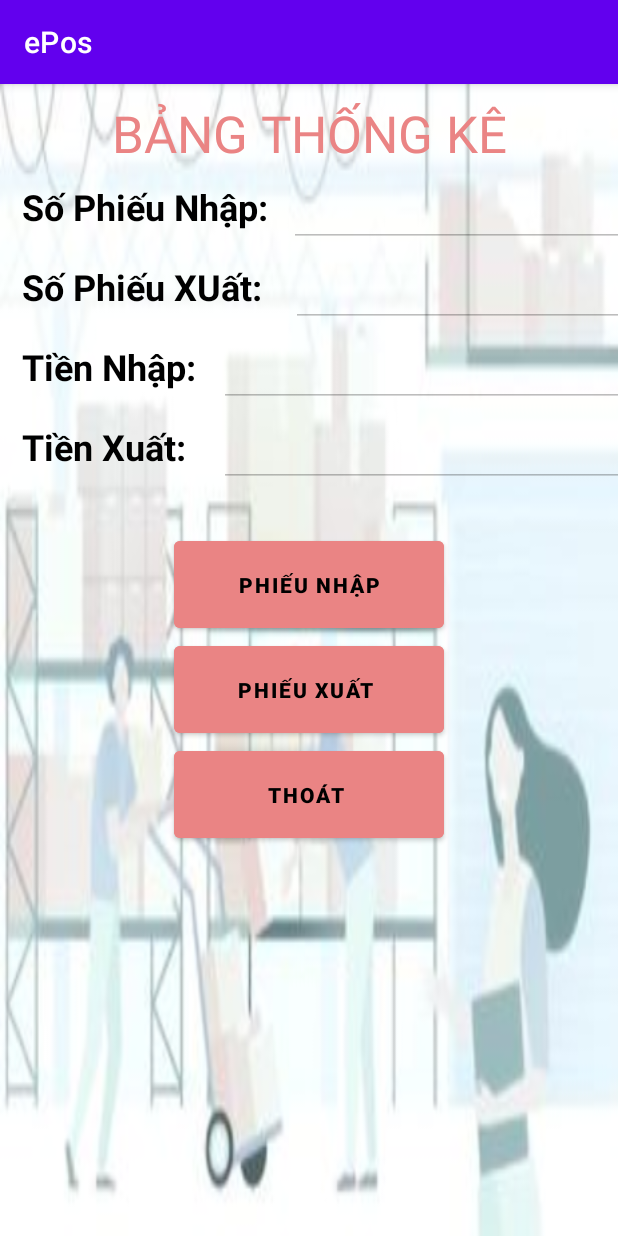
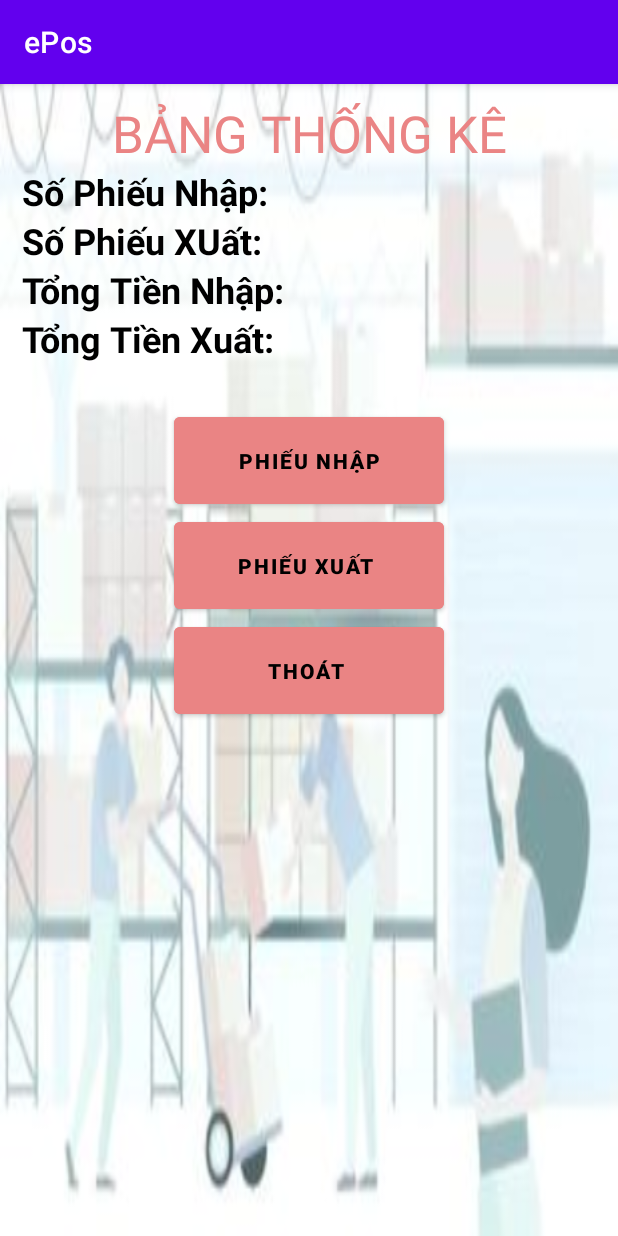
Before and after one commit to thanhan671/ePos, an Android app: the Statistic screen opened directly, with no data from a screen before it, on a phone screen of 412 x 824 dp. Run offline under Robolectric (Android 15) with nearby library versions, the phone set to English and light mode, and no system bars; our stand-ins replace Firebase (no records; nobody signed in at launch, a user with empty details on screens opened directly).

Commit message:
update 8/12

```diff
--- a/app/src/main/java/com/thanhan/epos/Admin_MainActivity.java
+++ b/app/src/main/java/com/thanhan/epos/Admin_MainActivity.java
@@ -29,8 +29,6 @@ public class Admin_MainActivity extends AppCompatActivity {
         findViewById(R.id.tv_ad_dangxuat).setOnClickListener(new View.OnClickListener(){
             @Override
             public void onClick(View v){
-                Intent intent = new Intent(Admin_MainActivity.this, LoginActivity.class);
-                startActivity(intent);
                 finish();
                 Toast.makeText(Admin_MainActivity.this, "ĐĂNG XUẤT THÀNH CÔNG", Toast.LENGTH_SHORT).show();
             }
--- a/app/src/main/java/com/thanhan/epos/ExportData/ExportAddActivity.java
+++ b/app/src/main/java/com/thanhan/epos/ExportData/ExportAddActivity.java
@@ -97,7 +97,7 @@ public class ExportAddActivity extends AppCompatActivity {
                         } else {
                             Integer iton = Integer.parseInt((task.getResult().getValue()).toString());
                             Integer ixuat = Integer.parseInt(ssoluong);
-                            dbtonkho.setValue(String.valueOf(iton - ixuat));
+                            dbtonkho.setValue(iton - ixuat);
                         }
                     }
                 });
--- a/app/src/main/java/com/thanhan/epos/ExportData/ExportItemActivity.java
+++ b/app/src/main/java/com/thanhan/epos/ExportData/ExportItemActivity.java
@@ -24,6 +24,7 @@ import com.google.firebase.database.ValueEventListener;
 import com.thanhan.epos.R;
 import com.thanhan.epos.UpdateImportBill;
 
+import java.text.NumberFormat;
 import java.text.SimpleDateFormat;
 import java.util.Date;
 import java.util.HashMap;
@@ -176,6 +177,9 @@ public class ExportItemActivity extends AppCompatActivity {
         Intent intent = getIntent();
         i_id = intent.getStringExtra("ID");
         sophieuXuat.setText("Phiếu xuất số: "+String.valueOf(i_id));
+
+        NumberFormat currentLocale = NumberFormat.getInstance();
+
         FirebaseDatabase database = FirebaseDatabase.getInstance();
         DatabaseReference reference = database.getReference("PhieuXuat");
         reference.child(String.valueOf(i_id)).addListenerForSingleValueEvent(new ValueEventListener() {
@@ -189,7 +193,8 @@ public class ExportItemActivity extends AppCompatActivity {
                     soLuong.setText(hashMap.get("soLuong").toString());
                     ngayXuat.setText(hashMap.get("ngayXuat").toString());
                     ngaySua.setText(hashMap.get("ngayThayDoi").toString());
-                    thanhTien.setText(hashMap.get("thanhTien").toString());
+                    Integer tien = Integer.parseInt(hashMap.get("thanhTien").toString());
+                    thanhTien.setText(currentLocale.format(tien)+"đ");
                 } catch (Exception e) {
                     Log.d("Error Json File",e.toString());
                 }
--- a/app/src/main/java/com/thanhan/epos/Staff_MainActivity.java
+++ b/app/src/main/java/com/thanhan/epos/Staff_MainActivity.java
@@ -19,8 +19,6 @@ public class Staff_MainActivity extends AppCompatActivity {
         findViewById(R.id.tv_nv_dangxuat).setOnClickListener(new View.OnClickListener(){
             @Override
             public void onClick(View v){
-                Intent intent = new Intent(Staff_MainActivity.this, LoginActivity.class);
-                startActivity(intent);
                 finish();
                 Toast.makeText(Staff_MainActivity.this, "ĐĂNG XUẤT THÀNH CÔNG", Toast.LENGTH_SHORT).show();
             }
--- a/app/src/main/java/com/thanhan/epos/Statistic.java
+++ b/app/src/main/java/com/thanhan/epos/Statistic.java
@@ -17,6 +17,7 @@ import com.google.firebase.database.Query;
 import com.google.firebase.database.ValueEventListener;
 import com.thanhan.epos.ExportData.ListExportActivity;
 
+import java.text.NumberFormat;
 import java.util.Map;
 
 public class Statistic extends AppCompatActivity {
@@ -32,6 +33,7 @@ public class Statistic extends AppCompatActivity {
         super.onCreate(savedInstanceState);
         setContentView(R.layout.activity_statistic);
         matching();
+        NumberFormat currentLocale = NumberFormat.getInstance();
         mDatabase = FirebaseDatabase.getInstance().getReference().child("PhieuNhap");
         mDatabase.addValueEventListener(new ValueEventListener() {
             @Override
@@ -43,7 +45,7 @@ public class Statistic extends AppCompatActivity {
                     int TValue = Integer.parseInt(String.valueOf(thanhtien));
                     sum += TValue;
 
-                    mTotalNhap.setText(String.valueOf(sum));
+                    mTotalNhap.setText(currentLocale.format(sum)+"đ");
                 }
             }
 
@@ -63,7 +65,7 @@ public class Statistic extends AppCompatActivity {
                     int TValue = Integer.parseInt(String.valueOf(thanhtien));
                     sum += TValue;
 
-                    mTotalXuat.setText(String.valueOf(sum));
+                    mTotalXuat.setText(currentLocale.format(sum)+"đ");
                 }
             }
 
@@ -127,9 +129,9 @@ public class Statistic extends AppCompatActivity {
     }
 
     private void matching() {
-        mSoPhieuNhap = (TextView) findViewById(R.id.edt_PhieuNhap);
-        mTotalNhap = (TextView) findViewById(R.id.edt_TienNhap);
-        mSoPhieuXuat = (TextView) findViewById(R.id.edt_PhieuXuat);
-        mTotalXuat = (TextView) findViewById(R.id.edt_TienXuat);
+        mSoPhieuNhap = (TextView) findViewById(R.id.tv_PhieuNhap);
+        mTotalNhap = (TextView) findViewById(R.id.tv_TongNhap);
+        mSoPhieuXuat = (TextView) findViewById(R.id.tv_PhieuXuat);
+        mTotalXuat = (TextView) findViewById(R.id.tv_TongXuat);
     }
 }
--- a/app/src/main/java/com/thanhan/epos/UpdateImportBill.java
+++ b/app/src/main/java/com/thanhan/epos/UpdateImportBill.java
@@ -22,6 +22,7 @@ import com.google.firebase.database.DatabaseReference;
 import com.google.firebase.database.FirebaseDatabase;
 import com.google.firebase.database.ValueEventListener;
 
+import java.text.NumberFormat;
 import java.text.SimpleDateFormat;
 import java.util.Date;
 import java.util.HashMap;
@@ -178,6 +179,9 @@ public class UpdateImportBill extends AppCompatActivity{
         Intent intent = getIntent();
         i_id = intent.getStringExtra("ID");
         sophieu.setText("Phiếu nhập số: "+String.valueOf(i_id));
+
+        NumberFormat currentLocale = NumberFormat.getInstance();
+
         FirebaseDatabase database = FirebaseDatabase.getInstance();
         DatabaseReference reference = database.getReference("PhieuNhap");
         reference.child(String.valueOf(i_id)).addListenerForSingleValueEvent(new ValueEventListener() {
@@ -190,7 +194,8 @@ public class UpdateImportBill extends AppCompatActivity{
                     soluong.setText(hashMap.get("soLuong").toString());
                     ngaynhap.setText(hashMap.get("ngayNhap").toString());
                     ngaysua.setText(hashMap.get("ngayThayDoi").toString());
-                    thanhtien.setText(hashMap.get("thanhTien").toString());
+                    Integer tien = Integer.parseInt(hashMap.get("thanhTien").toString());
+                    thanhtien.setText(currentLocale.format(tien)+"đ");
                 } catch (Exception e) {
                     Log.d("Loi_json",e.toString());
                 }
--- a/app/src/main/res/layout/activity_statistic.xml
+++ b/app/src/main/res/layout/activity_statistic.xml
@@ -40,14 +40,12 @@
                 android:textSize="24dp"
                 android:textStyle="bold" />
 
-            <EditText
-                android:id="@+id/edt_PhieuNhap"
+            <TextView
+                android:id="@+id/tv_PhieuNhap"
                 android:layout_width="wrap_content"
                 android:layout_height="wrap_content"
-                android:layout_marginLeft="14dp"
+                android:layout_marginLeft="15dp"
                 android:ems="10"
-                android:enabled="false"
-                android:inputType="textPersonName"
                 android:textColor="@color/black"
                 android:textSize="24sp" />
         </LinearLayout>
@@ -67,14 +65,12 @@
                 android:textSize="24dp"
                 android:textStyle="bold" />
 
-            <EditText
-                android:id="@+id/edt_PhieuXuat"
+            <TextView
+                android:id="@+id/tv_PhieuXuat"
                 android:layout_width="wrap_content"
                 android:layout_height="wrap_content"
-                android:layout_marginLeft="19dp"
+                android:layout_marginLeft="20dp"
                 android:ems="10"
-                android:enabled="false"
-                android:inputType="textPersonName"
                 android:textColor="@color/black"
                 android:textSize="24sp" />
         </LinearLayout>
@@ -89,19 +85,17 @@
                 android:id="@+id/tv_SoLuong"
                 android:layout_width="wrap_content"
                 android:layout_height="wrap_content"
-                android:text="Tiền Nhập:"
+                android:text="Tổng Tiền Nhập:"
                 android:textColor="@color/black"
                 android:textSize="24dp"
                 android:textStyle="bold" />
 
-            <EditText
-                android:id="@+id/edt_TienNhap"
+            <TextView
+                android:id="@+id/tv_TongNhap"
                 android:layout_width="wrap_content"
                 android:layout_height="wrap_content"
-                android:layout_marginLeft="15dp"
+                android:layout_marginLeft="5dp"
                 android:ems="10"
-                android:enabled="false"
-                android:inputType="number"
                 android:textColor="@color/black"
                 android:textSize="24sp" />
         </LinearLayout>
@@ -116,19 +110,17 @@
                 android:id="@+id/tv_TienXuat"
                 android:layout_width="wrap_content"
                 android:layout_height="wrap_content"
-                android:text="Tiền Xuất:"
+                android:text="Tổng Tiền Xuất:"
                 android:textColor="@color/black"
                 android:textSize="24dp"
                 android:textStyle="bold" />
 
-            <EditText
-                android:id="@+id/edt_TienXuat"
+            <TextView
+                android:id="@+id/tv_TongXuat"
                 android:layout_width="wrap_content"
                 android:layout_height="wrap_content"
-                android:layout_marginLeft="22dp"
+                android:layout_marginLeft="12dp"
                 android:ems="10"
-                android:enabled="false"
-                android:inputType="textPersonName"
                 android:textColor="@color/black"
                 android:textSize="24sp" />
         </LinearLayout>
```
